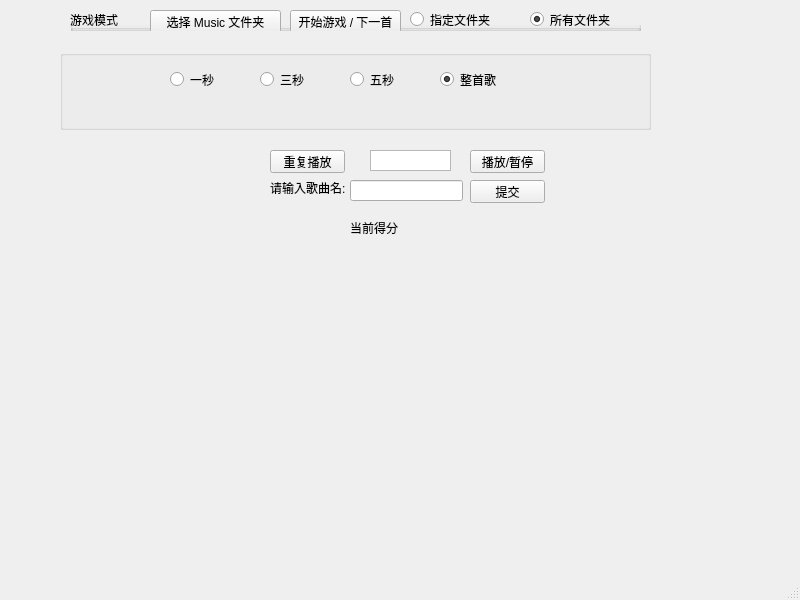
This is mainwindow.ui in mygameworld9/Guess_Song as Qt 5 draws it before an edit. The edited form follows.
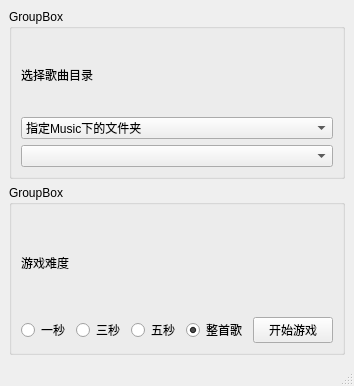
This is the edited form.

```diff
--- a/mainwindow.ui
+++ b/mainwindow.ui
@@ -6,217 +6,93 @@
    <rect>
     <x>0</x>
     <y>0</y>
-    <width>800</width>
-    <height>600</height>
+    <width>339</width>
+    <height>386</height>
    </rect>
   </property>
   <property name="windowTitle">
    <string>MainWindow</string>
   </property>
   <widget class="QWidget" name="centralwidget">
-   <widget class="QPushButton" name="playPauseButton">
-    <property name="geometry">
-     <rect>
-      <x>470</x>
-      <y>150</y>
-      <width>75</width>
-      <height>23</height>
-     </rect>
-    </property>
-    <property name="text">
-     <string>播放/暂停</string>
-    </property>
-   </widget>
-   <widget class="QPushButton" name="repeatButton">
-    <property name="geometry">
-     <rect>
-      <x>270</x>
-      <y>150</y>
-      <width>75</width>
-      <height>23</height>
-     </rect>
-    </property>
-    <property name="text">
-     <string>重复播放</string>
-    </property>
-   </widget>
+   <layout class="QVBoxLayout" name="verticalLayout">
+    <item>
+     <widget class="QGroupBox" name="groupBox_2">
+      <property name="title">
+       <string>GroupBox</string>
+      </property>
+      <layout class="QVBoxLayout" name="verticalLayout_4">
+       <item>
+        <layout class="QVBoxLayout" name="verticalLayout_3">
+         <item>
    <widget class="QLabel" name="label">
-    <property name="geometry">
-     <rect>
-      <x>270</x>
-      <y>180</y>
-      <width>111</width>
-      <height>16</height>
-     </rect>
-    </property>
+           <property name="text">
+            <string>选择歌曲目录</string>
+           </property>
+          </widget>
+         </item>
+         <item>
+          <widget class="QComboBox" name="directoryModeComboBox">
+           <property name="modelColumn">
+            <number>0</number>
+           </property>
+           <item>
     <property name="text">
-     <string>请输入歌曲名:</string>
-    </property>
-   </widget>
+             <string>指定Music下的文件夹</string>
+            </property>
+           </item>
+           <item>
+            <property name="text">
+             <string>Music下的所有文件夹</string>
+            </property>
+           </item>
+          </widget>
+         </item>
+         <item>
+          <widget class="QComboBox" name="specificFolderComboBox"/>
+         </item>
+        </layout>
+       </item>
+      </layout>
+     </widget>
+    </item>
+    <item>
    <widget class="QGroupBox" name="groupBox">
-    <property name="geometry">
-     <rect>
-      <x>70</x>
-      <y>10</y>
-      <width>571</width>
-      <height>21</height>
-     </rect>
-    </property>
     <property name="title">
-     <string>游戏模式</string>
-    </property>
-    <widget class="QPushButton" name="selectMusicFolderButton">
-     <property name="geometry">
-      <rect>
-       <x>80</x>
-       <y>0</y>
-       <width>131</width>
-       <height>23</height>
-      </rect>
-     </property>
+       <string>GroupBox</string>
+      </property>
+      <layout class="QVBoxLayout" name="verticalLayout_2">
+       <item>
+        <widget class="QLabel" name="label_2">
      <property name="text">
-      <string>选择 Music 文件夹</string>
-     </property>
-    </widget>
-    <widget class="QPushButton" name="startGameButton">
-     <property name="geometry">
-      <rect>
-       <x>220</x>
-       <y>0</y>
-       <width>111</width>
-       <height>23</height>
-      </rect>
-     </property>
-     <property name="text">
-      <string>开始游戏 / 下一首</string>
-     </property>
-    </widget>
-    <widget class="QRadioButton" name="specificFolderRadioButton">
-     <property name="geometry">
-      <rect>
-       <x>340</x>
-       <y>0</y>
-       <width>95</width>
-       <height>19</height>
-      </rect>
-     </property>
-     <property name="text">
-      <string>指定文件夹</string>
-     </property>
-    </widget>
-    <widget class="QRadioButton" name="allFoldersRadioButton">
-     <property name="geometry">
-      <rect>
-       <x>460</x>
-       <y>0</y>
-       <width>95</width>
-       <height>19</height>
-      </rect>
-     </property>
-     <property name="text">
-      <string>所有文件夹</string>
-     </property>
-     <property name="checked">
-      <bool>true</bool>
-     </property>
-    </widget>
-   </widget>
-   <widget class="QLabel" name="statusLabel">
-    <property name="geometry">
-     <rect>
-      <x>350</x>
-      <y>220</y>
-      <width>53</width>
-      <height>15</height>
-     </rect>
-    </property>
-    <property name="text">
-     <string>当前得分：</string>
-    </property>
-   </widget>
-   <widget class="QLineEdit" name="answerLineEdit">
-    <property name="geometry">
-     <rect>
-      <x>350</x>
-      <y>180</y>
-      <width>113</width>
-      <height>21</height>
-     </rect>
-    </property>
-   </widget>
-   <widget class="QPushButton" name="submitAnswerButton">
-    <property name="geometry">
-     <rect>
-      <x>470</x>
-      <y>180</y>
-      <width>75</width>
-      <height>23</height>
-     </rect>
-    </property>
-    <property name="text">
-     <string>提交</string>
-    </property>
-   </widget>
-   <widget class="QGroupBox" name="groupBox_2">
-    <property name="geometry">
-     <rect>
-      <x>60</x>
-      <y>50</y>
-      <width>591</width>
-      <height>80</height>
-     </rect>
-    </property>
-    <property name="title">
-     <string/>
-    </property>
-    <widget class="QRadioButton" name="duration1sRadioButton">
-     <property name="geometry">
-      <rect>
-       <x>110</x>
-       <y>20</y>
-       <width>95</width>
-       <height>19</height>
-      </rect>
-     </property>
+          <string>游戏难度</string>
+         </property>
+        </widget>
+       </item>
+       <item>
+        <layout class="QHBoxLayout" name="horizontalLayout">
+         <item>
+          <widget class="QRadioButton" name="oneSecondRadioButton">
      <property name="text">
       <string>一秒</string>
      </property>
     </widget>
-    <widget class="QRadioButton" name="duration3sRadioButton">
-     <property name="geometry">
-      <rect>
-       <x>200</x>
-       <y>20</y>
-       <width>95</width>
-       <height>19</height>
-      </rect>
-     </property>
+         </item>
+         <item>
+          <widget class="QRadioButton" name="threeSecondsRadioButton">
      <property name="text">
       <string>三秒</string>
      </property>
     </widget>
-    <widget class="QRadioButton" name="duration5sRadioButton">
-     <property name="geometry">
-      <rect>
-       <x>290</x>
-       <y>20</y>
-       <width>95</width>
-       <height>19</height>
-      </rect>
-     </property>
+         </item>
+         <item>
+          <widget class="QRadioButton" name="fiveSecondsRadioButton">
      <property name="text">
       <string>五秒</string>
      </property>
     </widget>
-    <widget class="QRadioButton" name="durationFullRadioButton">
-     <property name="geometry">
-      <rect>
-       <x>380</x>
-       <y>20</y>
-       <width>95</width>
-       <height>19</height>
-      </rect>
-     </property>
+         </item>
+         <item>
+          <widget class="QRadioButton" name="fullSongRadioButton">
      <property name="text">
       <string>整首歌</string>
      </property>
@@ -224,17 +100,20 @@
       <bool>true</bool>
      </property>
     </widget>
-   </widget>
-   <widget class="QListWidget" name="hintListWidget">
-    <property name="geometry">
-     <rect>
-      <x>370</x>
-      <y>150</y>
-      <width>81</width>
-      <height>21</height>
-     </rect>
-    </property>
-   </widget>
+         </item>
+         <item>
+          <widget class="QPushButton" name="startButton">
+           <property name="text">
+            <string>开始游戏</string>
+           </property>
+          </widget>
+         </item>
+        </layout>
+       </item>
+      </layout>
+     </widget>
+    </item>
+   </layout>
   </widget>
   <widget class="QMenuBar" name="menubar">
    <property name="geometry">
```
Left out of the diff: 2 changed lines with no effect on the pictures. Lines whose indentation alone changed are shown as unchanged.
